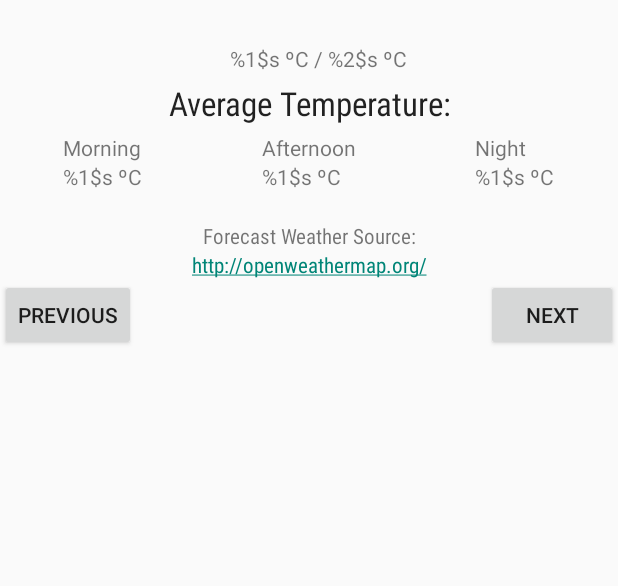
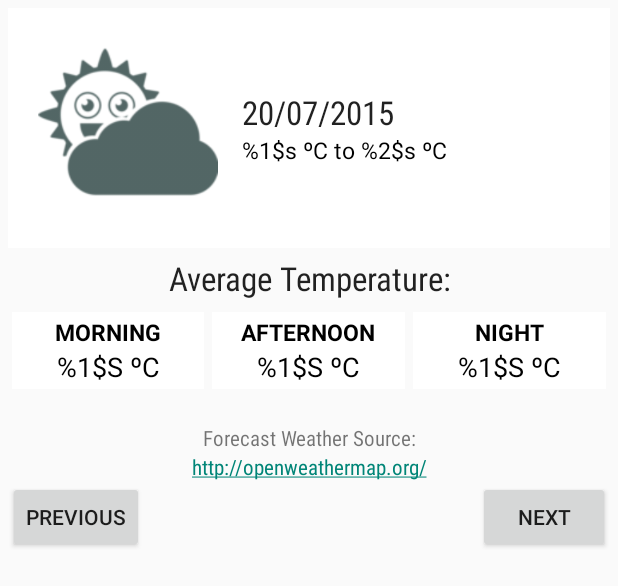
Before and after one commit to itamarborges/ots, an Android app: the layout fragment_detail_city.xml on its own in the app's theme, with its tools: preview values and no code run, on a phone screen of 412 x 824 dp. Shown: the top 586 px of the screen. Run offline under Robolectric (Android 15) with nearby library versions, the phone set to English and light mode, and no system bars.

Commit message:
Remodelação da tela de detalhes da previsão do tempo. Ainda não está pronta.

```diff
--- /dev/null
+++ b/app/src/main/res/drawable/visible_border.xml
@@ -0,0 +1,13 @@
+<?xml version="1.0" encoding="utf-8"?>
+<shape xmlns:android="http://schemas.android.com/apk/res/android"
+    android:shape="rectangle" >
+
+    <!-- Change to the color you want for the background -->
+    <solid android:color="#ffffff" />
+
+    <stroke
+        android:width="5dp"
+        android:color="#00000000"
+        />
+    <!-- Change to the color you want for the border -->
+</shape>
--- a/app/src/main/res/layout/fragment_detail_city.xml
+++ b/app/src/main/res/layout/fragment_detail_city.xml
@@ -1,20 +1,18 @@
 <?xml version="1.0" encoding="utf-8"?>
 <LinearLayout xmlns:android="http://schemas.android.com/apk/res/android"
     android:orientation="vertical" android:layout_width="match_parent"
-    android:layout_height="match_parent">
+    android:layout_height="match_parent"
+    android:padding="5dp"
+    >
 
-    <TextView
-        android:id="@+id/detail_date_textView"
-        android:layout_width="match_parent"
-        android:layout_height="wrap_content"
-        android:textAppearance="?android:textAppearanceLarge"
-        android:fontFamily="sans-serif-condensed"
-        android:gravity="center_horizontal" />
 
     <LinearLayout
         android:layout_width="match_parent"
         android:layout_height="wrap_content"
-        android:orientation="horizontal">
+        android:orientation="horizontal"
+        android:background="@drawable/border"
+        android:padding="20dp"
+        >
 
         <ImageView
             android:layout_width="0dp"
@@ -22,6 +20,7 @@
             android:layout_weight="1"
             android:id="@+id/imageWeatherDetail"
             android:adjustViewBounds="true"
+            android:src="@drawable/ots_clouds_medium"
             />
 
         <LinearLayout
@@ -31,11 +30,24 @@
             android:orientation="vertical"
             android:layout_gravity="center"
             android:paddingLeft="16dp">
+
+            <TextView
+                android:id="@+id/detail_date_textView"
+                android:layout_width="match_parent"
+                android:layout_height="wrap_content"
+                android:textAppearance="?android:textAppearanceLarge"
+                android:fontFamily="sans-serif-condensed"
+                android:gravity="left"
+                android:text="20/07/2015"
+                />
+
             <TextView
                 android:id="@+id/detail_min_max_temperature_textView"
                 android:layout_width="match_parent"
                 android:layout_height="wrap_content"
-                android:text="@string/display_min_max_temperature_celsius"/>
+                android:text="@string/display_min_max_temperature_celsius"
+                android:textAppearance="@style/mediumTextView"
+                />
         </LinearLayout>
     </LinearLayout>
 
@@ -53,25 +65,35 @@
     <LinearLayout
         android:layout_width="match_parent"
         android:layout_height="wrap_content"
-        android:orientation="horizontal">
+        android:orientation="horizontal"
+        >
 
         <RelativeLayout
             android:layout_width="0dp"
             android:layout_height="wrap_content"
             android:layout_weight="1"
-            android:gravity="center_horizontal">
+            android:gravity="center_horizontal"
+            android:background="@drawable/visible_border"
+            android:padding="5dp"
+            >
 
             <TextView
                 android:id="@+id/morning_textView"
-                android:layout_width="wrap_content"
+                android:layout_width="match_parent"
                 android:layout_height="wrap_content"
-                android:text="@string/morning"/>
+                android:text="@string/morning"
+                android:textAppearance="@style/mediumTitleTextView"
+                android:gravity="center"
+                />
             <TextView
                 android:id="@+id/morning_temperature_textView"
                 android:layout_below="@id/morning_textView"
-                android:layout_width="wrap_content"
+                android:layout_width="match_parent"
                 android:layout_height="wrap_content"
-                android:text="@string/display_temperature_celsius"/>
+                android:text="@string/display_temperature_celsius"
+                android:gravity="center"
+                android:textAppearance="@style/bigTextView"
+                />
 
         </RelativeLayout>
 
@@ -80,19 +102,28 @@
             android:layout_width="0dp"
             android:layout_height="wrap_content"
             android:layout_weight="1"
-            android:gravity="center_horizontal">
+            android:gravity="center_horizontal"
+            android:background="@drawable/visible_border"
+            android:padding="5dp"
+            >
 
             <TextView
                 android:id="@+id/afternoon_textView"
-                android:layout_width="wrap_content"
+                android:layout_width="match_parent"
                 android:layout_height="wrap_content"
-                android:text="@string/afternoon"/>
+                android:text="@string/afternoon"
+                android:textAppearance="@style/mediumTitleTextView"
+                android:gravity="center"
+                />
             <TextView
                 android:id="@+id/afternoon_temperature_textView"
                 android:layout_below="@id/afternoon_textView"
-                android:layout_width="wrap_content"
+                android:layout_width="match_parent"
                 android:layout_height="wrap_content"
-                android:text="@string/display_temperature_celsius"/>
+                android:text="@string/display_temperature_celsius"
+                android:gravity="center"
+                android:textAppearance="@style/bigTextView"
+                />
         </RelativeLayout>
 
 
@@ -100,19 +131,28 @@
             android:layout_width="0dp"
             android:layout_height="wrap_content"
             android:layout_weight="1"
-            android:gravity="center_horizontal">
+            android:gravity="center_horizontal"
+            android:background="@drawable/visible_border"
+            android:padding="5dp"
+            >
 
             <TextView
                 android:id="@+id/night_textView"
-                android:layout_width="wrap_content"
+                android:layout_width="match_parent"
                 android:layout_height="wrap_content"
-                android:text="@string/night"/>
+                android:text="@string/night"
+                android:textAppearance="@style/mediumTitleTextView"
+                android:gravity="center"
+                />
             <TextView
                 android:id="@+id/night_temperature_textView"
                 android:layout_below="@id/night_textView"
-                android:layout_width="wrap_content"
+                android:layout_width="match_parent"
                 android:layout_height="wrap_content"
-                android:text="@string/display_temperature_celsius"/>
+                android:text="@string/display_temperature_celsius"
+                android:gravity="center"
+                android:textAppearance="@style/bigTextView"
+                />
         </RelativeLayout>
 
     </LinearLayout>
--- a/app/src/main/res/values/strings.xml
+++ b/app/src/main/res/values/strings.xml
@@ -24,8 +24,8 @@
     <string name="distance_miles" translatable="false"><xliff:g>%1$s</xliff:g> mi</string>
     <string name="distance_kilometers" translatable="false"><xliff:g>%1$s</xliff:g> km</string>
     <string name="display_min_max_temperature" translatable="false"><xliff:g>%1$s</xliff:g>º/<xliff:g>%2$s</xliff:g>º</string>
-    <string name="display_min_max_temperature_fahrenheit"><xliff:g>%1$s</xliff:g> ºF / <xliff:g>%2$s</xliff:g> ºF</string>
-    <string name="display_min_max_temperature_celsius"><xliff:g>%1$s</xliff:g> ºC / <xliff:g>%2$s</xliff:g> ºC</string>
+    <string name="display_min_max_temperature_fahrenheit"><xliff:g>%1$s</xliff:g>º F to <xliff:g>%2$s</xliff:g>º F</string>
+    <string name="display_min_max_temperature_celsius"><xliff:g>%1$s</xliff:g> ºC to <xliff:g>%2$s</xliff:g> ºC</string>
     <string name="display_temperature"><xliff:g>%1$s</xliff:g>º</string>
     <string name="display_temperature_fahrenheit"><xliff:g>%1$s</xliff:g> ºF</string>
     <string name="display_temperature_celsius"><xliff:g>%1$s</xliff:g> ºC</string>
--- a/app/src/main/res/values/styles.xml
+++ b/app/src/main/res/values/styles.xml
@@ -62,4 +62,22 @@
         <item name="android:color">@color/ots_dark_grey</item>
     </style>
 
+    <style name="mediumTitleTextView">
+        <item name="android:fontFamily" tools:ignore="NewApi">sans-serif-bold</item>
+        <item name="android:textSize">@dimen/font_size_medium</item>
+        <item name="android:textStyle">bold</item>
+        <item name="android:textAllCaps">true</item>
+    </style>
+
+    <style name="bigTextView">
+        <item name="android:fontFamily" tools:ignore="NewApi">sans-serif</item>
+        <item name="android:textSize">@dimen/font_size_big</item>
+        <item name="android:textAllCaps">true</item>
+    </style>
+
+    <style name="mediumTextView">
+        <item name="android:fontFamily" tools:ignore="NewApi">sans-serif</item>
+        <item name="android:textSize">@dimen/font_size_medium</item>
+    </style>
+
 </resources>
```
Also changed, not shown: app/src/main/res/drawable/logo.jpg (added), 2 other files.
